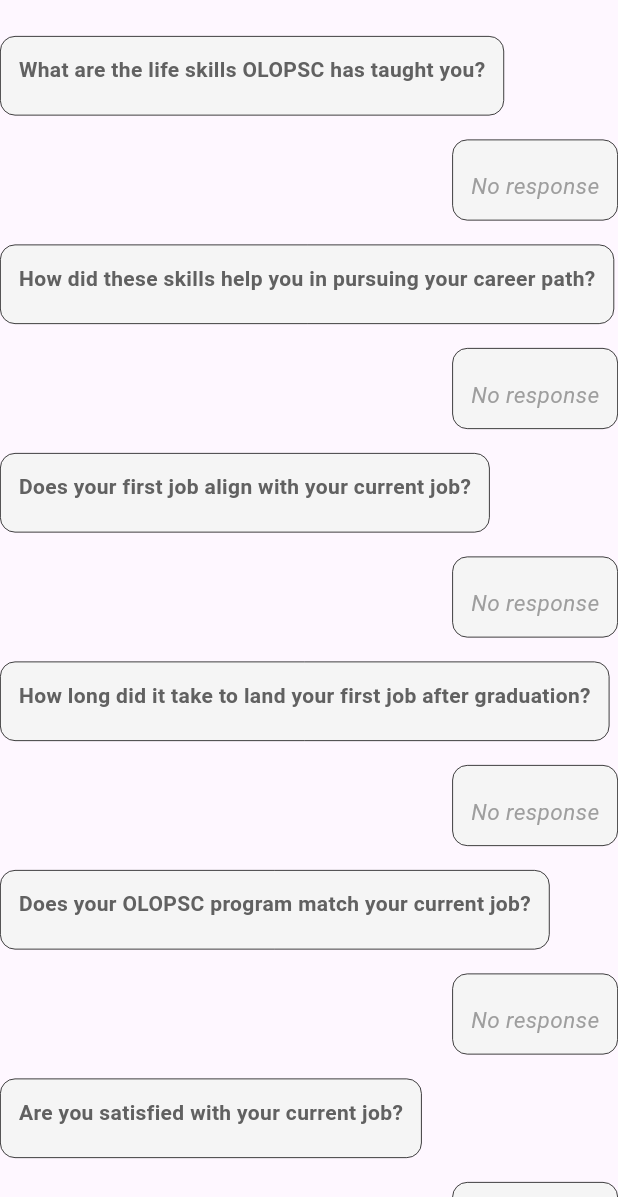
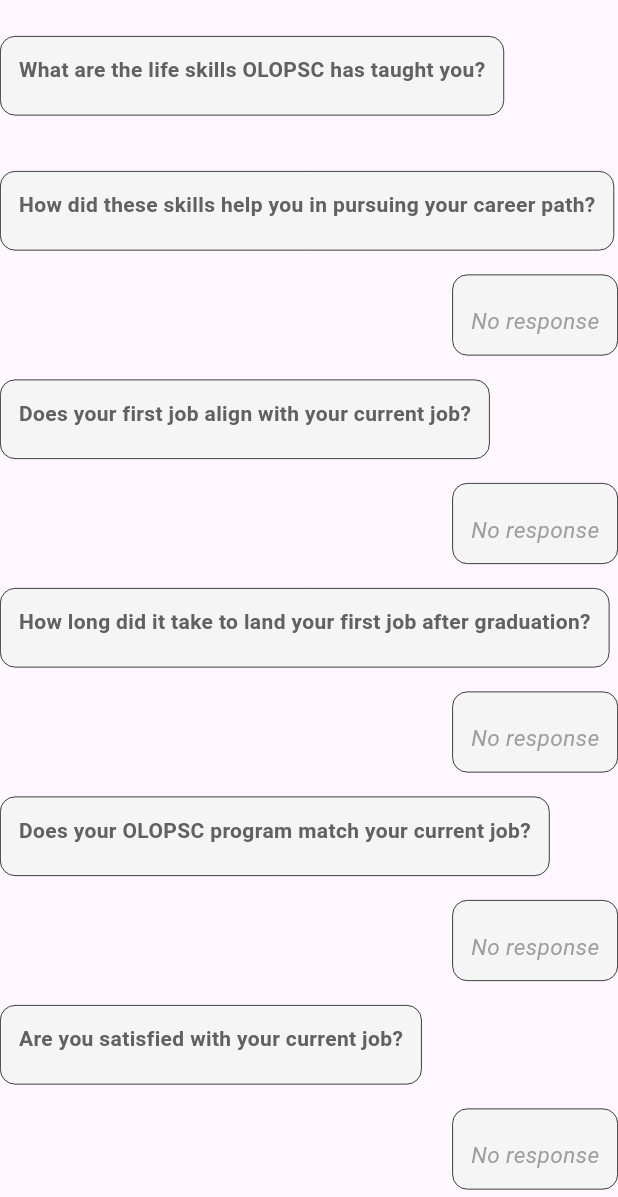
Before and after one commit to rammne/oats-forms, a Flutter app: the AlumniFeedbackSection widget shown alone on an empty page, opened directly with empty values, on a phone screen of 412 x 824 dp, the part 39-1236 px from its top. Run offline on Flutter 3.47's test engine with Material 3 defaults, Android fonts, the phone set to English and light mode, and no system bars; our stand-ins replace animated_text_kit, cloud_firestore, dropdown_button2, firebase_core; accounts and stored records are empty; network calls fail; statements that could not run were skipped.

Commit message:
updated profile

```diff
--- a/lib/pages/profile.dart
+++ b/lib/pages/profile.dart
@@ -256,9 +256,7 @@ class AlumniFeedbackSection extends StatelessWidget {
         ),
         Align(
           alignment: Alignment.centerRight,
-          child: AnswerCard(
-            answer: alumniData['question_1'],
-          ),
+          child: Text("${alumniData["question_1"]}"),
         ),
         QuestionCard(
           question: 'How did these skills help you in pursuing your career path?',
```
